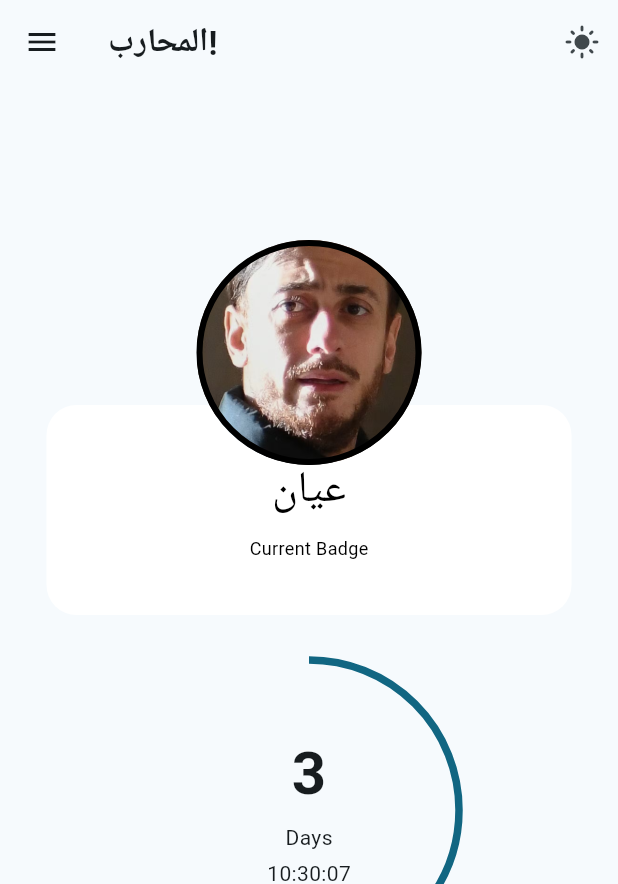
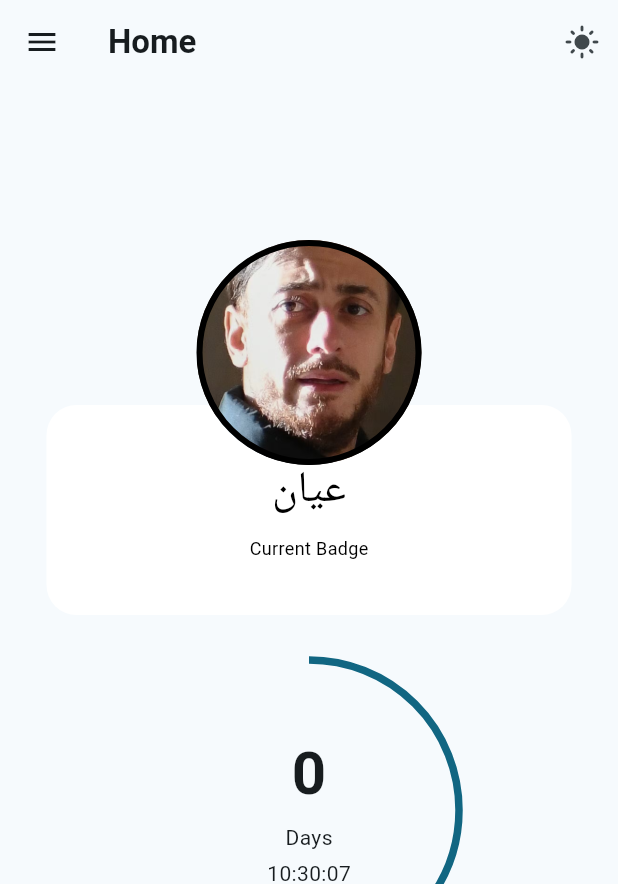
Before and after one commit to marouaneMJH/el_mouharinbin_api, a Flutter app: the screen it shows after launch, on a phone screen of 412 x 824 dp. Shown: the top 884 px of the screen. Run offline on Flutter 3.47's test engine with Material 3 defaults, Android fonts, the phone set to English and light mode, and no system bars; our stand-ins replace shared_preferences.

Commit message:
Refactor navigation structure to enhance page management; update AppBottomNavBar to handle tab changes and integrate current page index

```diff
--- a/lib/core/navigation/screen_registry.dart
+++ b/lib/core/navigation/screen_registry.dart
@@ -7,7 +7,7 @@ import 'package:no_fap/ui/pages/main/group_overview.dart';
 import 'package:no_fap/ui/pages/main/history_overview.dart';
 import 'package:no_fap/ui/screens/main_screen.dart';
 
-final List<ScreenDefinition> appPages = [
+final List<ScreenDefinition> appScreensPages = [
   ScreenDefinition(
     screen: const MainScreen(),
     pages: [
--- a/lib/ui/screens/main_screen.dart
+++ b/lib/ui/screens/main_screen.dart
@@ -1,4 +1,5 @@
 import 'package:flutter/material.dart';
+import 'package:no_fap/core/navigation/screen_registry.dart';
 import 'package:no_fap/data/notifiers.dart';
 import 'package:no_fap/services/local_storage.dart' show LocalStorage;
 import 'package:no_fap/ui/components/badge_drawer.dart';
@@ -7,6 +8,8 @@ import 'package:no_fap/ui/widgets/bottom_nav_bar.dart';
 import 'package:no_fap/ui/widgets/reset_button.dart' show ResetButton;
 
 class MainScreen extends StatefulWidget {
+  final int SCREEN_INDEX = 0; // Needed for the screen registry
+
   const MainScreen({super.key});
 
   @override
@@ -15,6 +18,8 @@ class MainScreen extends StatefulWidget {
 
 class _MainScreenState extends State<MainScreen> {
   late DateTime? startDate = null;
+  int currentPageIndex = 0;
+
   @override
   void initState() {
     super.initState();
@@ -39,11 +44,52 @@ class _MainScreenState extends State<MainScreen> {
 
     return Scaffold(
       appBar: AppBar(
-        title: const Text(
-          'المحارب! ',
+        title: Text(
+          _getPageTitle(currentPageIndex),
           style: TextStyle(fontWeight: FontWeight.bold),
         ),
-        actions: [
+        actions: _actions(),
+      ),
+
+      body: AnimatedSwitcher(
+        duration: const Duration(milliseconds: 300),
+        transitionBuilder: (Widget child, Animation<double> animation) {
+          return FadeTransition(opacity: animation, child: child);
+        },
+        child: KeyedSubtree(
+          key: ValueKey(
+            currentPageIndex,
+          ), // Important pour déclencher l’animation
+          child: _getPageWidget(currentPageIndex),
+        ),
+      ),
+      floatingActionButton: currentPageIndex == 0
+          ? ResetButton(onReset: resetStartDate)
+          : null,
+      drawer: const BadgesDrawer(),
+      bottomNavigationBar: AppBottomNavBar(
+        currentPageIndex: currentPageIndex,
+        onTabChange: _onTabChange(),
+      ),
+    );
+  }
+
+  String _getPageTitle(int pageIndex) {
+    return appScreensPages[widget.SCREEN_INDEX].pages[pageIndex].title;
+  }
+
+  Widget _getPageWidget(int pageIndex) {
+    return appScreensPages[widget.SCREEN_INDEX].pages[pageIndex].page;
+  }
+
+  ValueChanged<int> _onTabChange() {
+    return (index) => setState(() {
+      currentPageIndex = index;
+    });
+  }
+
+  List<Widget> _actions() {
+    return [
       ValueListenableBuilder(
         valueListenable: isDarkModeNotifier,
         builder: (context, isDarkMode, child) {
@@ -55,13 +101,6 @@ class _MainScreenState extends State<MainScreen> {
           );
         },
       ),
-        ],
-      ),
-
-      body: HomePage(startDate: startDate!),
-      floatingActionButton: ResetButton(onReset: resetStartDate),
-      drawer: const BadgesDrawer(),
-      bottomNavigationBar: const AppBottomNavBar(currentPageIndex: 0),
-    );
+    ];
   }
 }
```
Also changed, not shown: lib/ui/widgets/bottom_nav_bar.dart (+14 -30 lines). Lines whose indentation alone changed are shown as unchanged.
